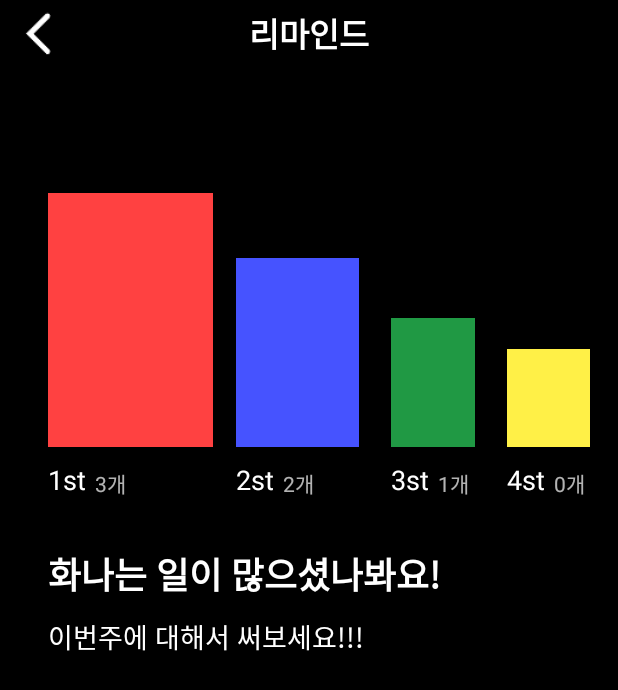
After one commit to mash-up-kr/wooju, an Android app: the layout activity_remind_write.xml on its own in the app's theme, with its tools: preview values and no code run, on a phone screen of 412 x 824 dp. The commit adds this screen. Shown: the top 690 px of the screen. Run offline under Robolectric (Android 15) with nearby library versions, the phone set to English and light mode, and no system bars.

Commit message:
remind write first commit

```diff
--- /dev/null
+++ b/app/src/main/res/layout/activity_remind_write.xml
@@ -0,0 +1,195 @@
+<?xml version="1.0" encoding="utf-8"?>
+<androidx.constraintlayout.widget.ConstraintLayout xmlns:android="http://schemas.android.com/apk/res/android"
+    xmlns:app="http://schemas.android.com/apk/res-auto"
+    xmlns:tools="http://schemas.android.com/tools"
+    android:background="@color/black"
+    android:layout_width="match_parent"
+    android:layout_height="match_parent"
+    tools:context=".remindWrite.RemindWriteActivity">
+
+    <include
+        android:id="@+id/include"
+        layout="@layout/toolbar_remind_list" />
+
+    <TextView
+        android:id="@+id/tvDateRemindWrite"
+        android:layout_width="wrap_content"
+        android:layout_height="wrap_content"
+        android:layout_marginStart="32dp"
+        android:layout_marginTop="20dp"
+        android:textColor="@color/white"
+        android:textSize="24sp"
+        app:layout_constraintStart_toStartOf="parent"
+        app:layout_constraintTop_toBottomOf="@+id/include" />
+
+
+    <HorizontalScrollView
+        android:id="@+id/scRemindWrite"
+        android:layout_width="match_parent"
+        android:layout_height="wrap_content"
+        android:layout_marginStart="32dp"
+        android:layout_marginTop="32dp"
+        android:scrollbars="none"
+        app:layout_constraintStart_toStartOf="parent"
+        app:layout_constraintTop_toBottomOf="@+id/tvDateRemindWrite">
+
+        <ScrollView
+            android:layout_width="wrap_content"
+            android:layout_height="wrap_content">
+
+            <RelativeLayout
+                android:id="@+id/rvRemindWrite"
+                android:layout_width="wrap_content"
+                android:layout_height="wrap_content">
+
+                <ImageView
+                    android:id="@+id/ivRedRemindWrite"
+                    android:layout_width="110dp"
+                    android:layout_height="169dp"
+                    android:background="@color/colorPrimaryRed" />
+
+                <TextView
+                    android:id="@+id/tvFirstRemindWrite"
+                    android:layout_width="wrap_content"
+                    android:layout_height="wrap_content"
+                    android:layout_below="@id/ivRedRemindWrite"
+                    android:layout_marginTop="9dp"
+                    android:text="1st"
+                    android:textColor="@color/white"
+                    android:textSize="18sp" />
+
+                <TextView
+                    android:layout_width="wrap_content"
+                    android:layout_height="wrap_content"
+                    android:layout_below="@id/ivRedRemindWrite"
+                    android:layout_toEndOf="@id/tvFirstRemindWrite"
+                    android:layout_marginTop="13dp"
+                    android:layout_marginStart="6dp"
+                    android:text="3개" />
+
+                <ImageView
+                    android:id="@+id/ivBlueRemindWrite"
+                    android:layout_width="82dp"
+                    android:layout_height="126dp"
+                    android:layout_alignBottom="@id/ivRedRemindWrite"
+                    android:layout_toEndOf="@id/ivRedRemindWrite"
+                    android:layout_marginStart="15dp"
+                    android:background="@color/colorPrimaryBlue" />
+
+                <TextView
+                    android:id="@+id/tvSecondRemindWrite"
+                    android:layout_width="wrap_content"
+                    android:layout_height="wrap_content"
+                    android:layout_toEndOf="@id/ivRedRemindWrite"
+                    android:layout_below="@id/ivBlueRemindWrite"
+                    android:layout_marginStart="15dp"
+                    android:layout_marginTop="9dp"
+                    android:text="2st"
+                    android:textColor="@color/white"
+                    android:textSize="18sp" />
+
+                <TextView
+                    android:layout_width="wrap_content"
+                    android:layout_height="wrap_content"
+                    android:layout_below="@id/ivBlueRemindWrite"
+                    android:layout_toEndOf="@id/tvSecondRemindWrite"
+                    android:layout_marginTop="13dp"
+                    android:layout_marginStart="6dp"
+                    android:text="2개" />
+
+                <ImageView
+                    android:id="@+id/ivGreenRemindWrite"
+                    android:layout_width="56dp"
+                    android:layout_height="86dp"
+                    android:layout_alignBottom="@id/ivBlueRemindWrite"
+                    android:layout_toEndOf="@id/ivBlueRemindWrite"
+                    android:layout_marginStart="21dp"
+                    android:background="@color/colorPrimaryGreen" />
+
+                <TextView
+                    android:id="@+id/tvThirdRemindWrite"
+                    android:layout_width="wrap_content"
+                    android:layout_height="wrap_content"
+                    android:layout_toEndOf="@id/ivBlueRemindWrite"
+                    android:layout_below="@id/ivGreenRemindWrite"
+                    android:layout_marginStart="21dp"
+                    android:layout_marginTop="9dp"
+                    android:text="3st"
+                    android:textColor="@color/white"
+                    android:textSize="18sp" />
+
+                <TextView
+                    android:layout_width="wrap_content"
+                    android:layout_height="wrap_content"
+                    android:layout_below="@id/ivGreenRemindWrite"
+                    android:layout_toEndOf="@id/tvThirdRemindWrite"
+                    android:layout_marginTop="13dp"
+                    android:layout_marginStart="6dp"
+                    android:text="1개" />
+
+                <ImageView
+                    android:id="@+id/ivYellowRemindWrite"
+                    android:layout_width="55dp"
+                    android:layout_height="65dp"
+                    android:layout_alignBottom="@id/ivGreenRemindWrite"
+                    android:layout_toEndOf="@id/ivGreenRemindWrite"
+                    android:layout_marginStart="21dp"
+                    android:background="#fff047" />
+
+                <TextView
+                    android:id="@+id/tvFourthRemindWrite"
+                    android:layout_width="wrap_content"
+                    android:layout_height="wrap_content"
+                    android:layout_toEndOf="@id/ivGreenRemindWrite"
+                    android:layout_below="@id/ivYellowRemindWrite"
+                    android:layout_marginStart="21dp"
+                    android:layout_marginTop="9dp"
+                    android:text="4st"
+                    android:textColor="@color/white"
+                    android:textSize="18sp" />
+
+                <TextView
+                    android:layout_width="wrap_content"
+                    android:layout_height="wrap_content"
+                    android:layout_below="@id/ivYellowRemindWrite"
+                    android:layout_toEndOf="@id/tvFourthRemindWrite"
+                    android:layout_marginTop="13dp"
+                    android:layout_marginStart="6dp"
+                    android:text="0개" />
+            </RelativeLayout>
+        </ScrollView>
+    </HorizontalScrollView>
+
+    <TextView
+        android:id="@+id/tvTitleRemindWrite"
+        android:layout_width="wrap_content"
+        android:layout_height="wrap_content"
+        android:layout_marginStart="32dp"
+        android:layout_marginTop="32dp"
+        android:text="@string/remind_write_title"
+        android:textColor="@android:color/background_light"
+        android:textSize="24sp"
+        android:textStyle="bold"
+        app:layout_constraintLeft_toLeftOf="parent"
+        app:layout_constraintLeft_toRightOf="parent"
+        app:layout_constraintTop_toBottomOf="@+id/scRemindWrite" />
+
+    <EditText
+        android:id="@+id/etContentRemindWrite"
+        android:layout_width="0dp"
+        android:layout_height="0dp"
+        android:layout_marginTop="10dp"
+        android:layout_marginStart="32dp"
+        android:hint="@string/remind_write_content"
+        android:gravity="top"
+        android:textColorHint="@color/white"
+        android:inputType="text"
+        android:background="@null"
+        app:layout_constraintBottom_toBottomOf="parent"
+        app:layout_constraintEnd_toEndOf="parent"
+        app:layout_constraintStart_toStartOf="parent"
+        app:layout_constraintTop_toBottomOf="@+id/tvTitleRemindWrite"
+        />
+
+
+</androidx.constraintlayout.widget.ConstraintLayout>
--- a/app/src/main/res/layout/toolbar_remind_list.xml
+++ b/app/src/main/res/layout/toolbar_remind_list.xml
@@ -10,9 +10,9 @@
     android:id="@+id/clToolbarRemindList">
 
     <Button
-        android:id="@+id/btnBackRemindList"
-        android:layout_width="44dp"
-        android:layout_height="44dp"
+        android:id="@+id/btnBackToolbarRemind"
+        android:layout_width="52dp"
+        android:layout_height="52dp"
         android:background="@drawable/btn_main_back"
         app:layout_constraintBottom_toBottomOf="parent"
         app:layout_constraintStart_toStartOf="parent"
@@ -21,13 +21,27 @@
         android:id="@+id/tvTitleToolbarRemind"
         android:layout_width="wrap_content"
         android:layout_height="wrap_content"
-        android:text="@string/toolbar_remind_list_title"
+        android:text="@string/toolbar_remind_title"
         android:textColor="@color/white"
-        android:textSize="24sp"
+        android:textSize="22sp"
+        android:textStyle="bold"
         app:layout_constraintBottom_toBottomOf="parent"
         app:layout_constraintEnd_toEndOf="parent"
         app:layout_constraintStart_toStartOf="parent"
         app:layout_constraintTop_toTopOf="parent"/>
 
+    <TextView
+        android:id="@+id/tvCompleteToolbarRemind"
+        android:layout_width="wrap_content"
+        android:layout_height="wrap_content"
+        android:layout_marginTop="10dp"
+        android:layout_marginEnd="24dp"
+        android:text="완료"
+        android:textColor="@color/white"
+        android:textSize="20sp"
+        android:textStyle="bold"
+        android:visibility="gone"
+        app:layout_constraintEnd_toEndOf="parent"
+        app:layout_constraintTop_toTopOf="parent" />
 
 </androidx.constraintlayout.widget.ConstraintLayout>
--- a/app/src/main/res/values/strings.xml
+++ b/app/src/main/res/values/strings.xml
@@ -8,6 +8,15 @@
     <!--remind_list-->
     <string name="remind_list_month">%s월</string>
 
+    <!--remind_write-->
+    <string name="remind_write_title">화나는 일이 많으셨나봐요!</string>
+    <string name="remind_write_content">이번주에 대해서 써보세요!!!</string>
+
+    <!--remind_write_content-->
+    <string name="remind_write_c_title">화나는 일이 많으셨나봐요!</string>
+    <string name="remind_write_c_content">이번주를 쓰세요</string>
+
     <!--toolbar_remind_list-->
-    <string name="toolbar_remind_list_title">리마인드</string>
+    <string name="toolbar_remind_title">리마인드</string>
+    <string name="toolbar_remind_dialog_msg">"11월 %d째주 리마인드가 완료되었어요."</string>
 </resources>
```
Also changed, not shown: app/src/main/java/com/mashup/lemonsatang/remindWrite/RemindWriteActivity.kt (added, +43 -0 lines), app/src/main/java/com/mashup/lemonsatang/remindWrite/RemindWriteContentActivity.kt (added, +37 -0 lines), app/src/main/java/com/mashup/lemonsatang/ui/remindlist/RemindListActivity.kt (+9 -4 lines), app/src/main/java/com/mashup/lemonsatang/ui/remindlist/RemindListAdapter.kt (+7 -3 lines), app/src/main/res/layout/activity_remind_write_content.xml (added, +47 -0 lines).
